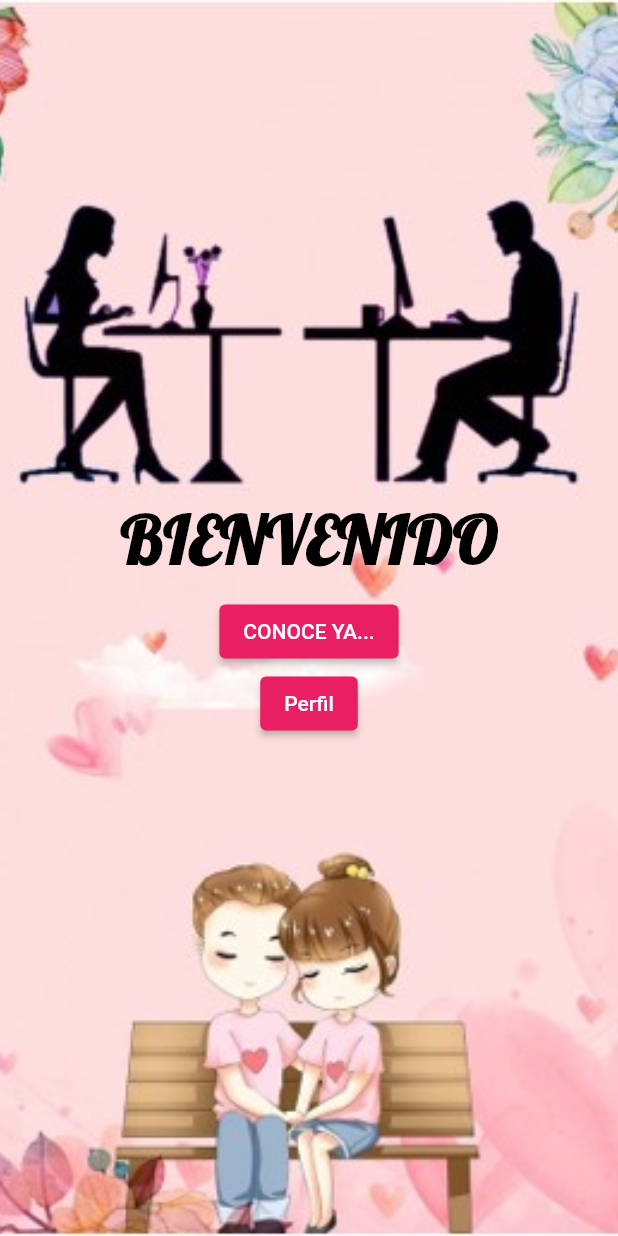
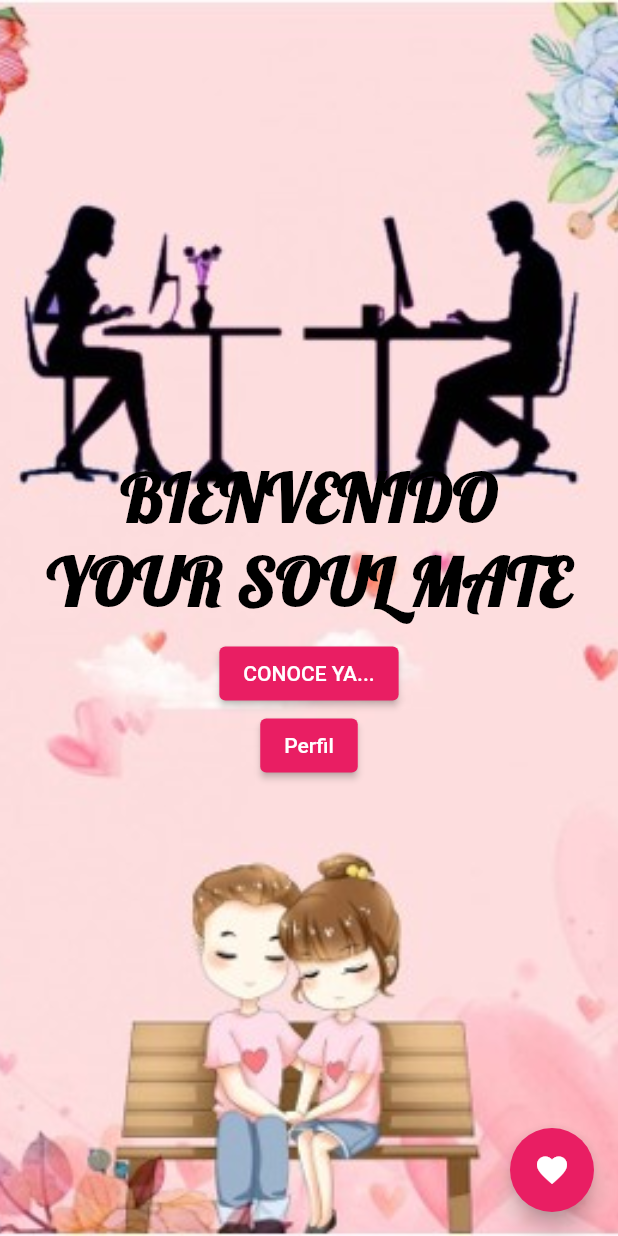
Before and after one commit to Luop98/flutter_api_sqlite, a Flutter app: the screen it shows after launch, on a phone screen of 412 x 824 dp. Run offline on Flutter 3.47's test engine with Material 2 defaults, Android fonts, the phone set to English and light mode, and no system bars; our stand-ins replace cached_network_image, get, google_fonts, shimmer, sqflite; accounts and stored records are empty.

Commit message:
boton flotante

```diff
--- a/lib/pages/entrance.dart
+++ b/lib/pages/entrance.dart
@@ -3,8 +3,43 @@ import 'package:flutter_api_sqlite/main.dart';
 import 'package:flutter_api_sqlite/pages/perfil.dart';
 import 'package:google_fonts/google_fonts.dart';
 
-class Entrance extends StatelessWidget {
+class Entrance extends StatefulWidget {
   const Entrance({super.key});
+
+  @override
+  State<Entrance> createState() => _EntranceState();
+}
+
+class _EntranceState extends State<Entrance> {
+
+  showMyAlert(){
+      showDialog(
+        context: context,
+        builder: (BuildContext context ){
+          return AlertDialog(
+            backgroundColor: Colors.pink[50],
+            title: Text("❤️ YOUR SOUL MATE ❤️",
+            style: TextStyle(color: Colors.pink,
+            fontWeight: FontWeight.bold,
+            fontFamily: "Source Sans Pro" ),
+            ),
+            content: Text("YSM es un lugar lleno de posibilidades. Como la de formar conexiones que podrían llevar a algo más.💋💌",
+            style: TextStyle(color: Colors.black,
+            fontSize: 20.0,
+            fontWeight: FontWeight.bold,
+            fontFamily: "Source Sans Pro",
+
+            ),
+            ),
+            actions: [
+              ElevatedButton(onPressed: (){
+                Navigator.pop(context);
+              }, child: Text("Aceptar"),)
+            ],
+          );
+      }
+    );
+  }
 
   @override
   Widget build(BuildContext context) {
@@ -32,6 +67,16 @@ class Entrance extends StatelessWidget {
 
                   ),
                 ),
+                Text(
+                  "YOUR SOUL MATE",
+                  style: GoogleFonts.lobster(
+                    fontSize: 45,
+                    color: Color.fromARGB(255, 0, 0, 0),
+                    fontWeight: FontWeight.bold,
+
+                  ),
+                ),
+
                 SizedBox(height: 10.0,),
                 ElevatedButton(
                   onPressed: () {
@@ -51,13 +96,22 @@ class Entrance extends StatelessWidget {
                     }));
                   },
 
-                  child: Text("Perfil"),
+                  child: Text("Perfil",
+                ),
                 ),
               ],
             ),
           ),
         ],
       ),
+
+      floatingActionButton: FloatingActionButton(
+        child: const Icon(Icons.favorite),
+        onPressed: (){
+         showMyAlert();
+        },
+      ),
+
     );
   }
 }
```
